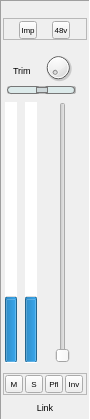
Old version of the form src/widgets/audiochannelfeaturewidget.ui in the repository dehnhardt/iconnconfig.
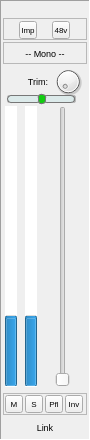
New version of the form. Icons and pictures are not drawn. Custom widgets are drawn as their Qt base class.

What changed in the file:
```diff
--- a/src/widgets/audiochannelfeaturewidget.ui
+++ b/src/widgets/audiochannelfeaturewidget.ui
@@ -7,7 +7,7 @@
     <x>0</x>
     <y>0</y>
     <width>90</width>
-    <height>420</height>
+    <height>440</height>
    </rect>
   </property>
   <property name="sizePolicy">
@@ -19,13 +19,13 @@
   <property name="minimumSize">
    <size>
     <width>90</width>
-    <height>420</height>
+    <height>440</height>
    </size>
   </property>
   <property name="maximumSize">
    <size>
     <width>90</width>
-    <height>420</height>
+    <height>440</height>
    </size>
   </property>
   <property name="windowTitle">
@@ -128,6 +128,9 @@
    </item>
    <item>
     <layout class="QVBoxLayout" name="verticalLayout">
+     <property name="spacing">
+      <number>2</number>
+     </property>
      <item>
       <widget class="QFrame" name="m_pFrmUpperMixerPanel">
        <property name="sizePolicy">
@@ -262,6 +265,66 @@
        </layout>
       </widget>
      </item>
+     <item>
+      <widget class="QFrame" name="m_pFrmUpperMixerPanel2">
+       <property name="sizePolicy">
+        <sizepolicy hsizetype="Expanding" vsizetype="Fixed">
+         <horstretch>0</horstretch>
+         <verstretch>0</verstretch>
+        </sizepolicy>
+       </property>
+       <property name="minimumSize">
+        <size>
+         <width>76</width>
+         <height>22</height>
+        </size>
+       </property>
+       <property name="maximumSize">
+        <size>
+         <width>100</width>
+         <height>22</height>
+        </size>
+       </property>
+       <property name="font">
+        <font>
+         <pointsize>7</pointsize>
+        </font>
+       </property>
+       <property name="frameShape">
+        <enum>QFrame::StyledPanel</enum>
+       </property>
+       <property name="frameShadow">
+        <enum>QFrame::Raised</enum>
+       </property>
+       <layout class="QHBoxLayout" name="horizontalLayout_4">
+        <property name="spacing">
+         <number>2</number>
+        </property>
+        <property name="leftMargin">
+         <number>2</number>
+        </property>
+        <property name="topMargin">
+         <number>2</number>
+        </property>
+        <property name="rightMargin">
+         <number>2</number>
+        </property>
+        <property name="bottomMargin">
+         <number>2</number>
+        </property>
+        <item>
+         <widget class="QLabel" name="m_pLblConnection2">
+          <property name="text">
+           <string notr="true">-- Mono --</string>
+          </property>
+          <property name="alignment">
+           <set>Qt::AlignCenter</set>
+          </property>
+         </widget>
+        </item>
+       </layout>
+      </widget>
+     </item>
      <item alignment="Qt::AlignLeft">
       <widget class="QFrame" name="m_pFrmVolume">
        <property name="sizePolicy">
@@ -288,10 +351,10 @@
        <widget class="QLabel" name="m_plblTrimPan">
         <property name="geometry">
          <rect>
-          <x>10</x>
-          <y>20</y>
-          <width>22</width>
-          <height>16</height>
+          <x>5</x>
+          <y>5</y>
+          <width>40</width>
+          <height>21</height>
          </rect>
         </property>
         <property name="sizePolicy">
@@ -300,9 +363,15 @@
           <verstretch>0</verstretch>
          </sizepolicy>
         </property>
+        <property name="minimumSize">
+         <size>
+          <width>40</width>
+          <height>0</height>
+         </size>
+        </property>
         <property name="maximumSize">
          <size>
-          <width>30</width>
+          <width>40</width>
           <height>16777215</height>
          </size>
         </property>
@@ -312,16 +381,22 @@
          </font>
         </property>
         <property name="text">
-         <string>Trim</string>
+         <string>Trim:</string>
+        </property>
+        <property name="alignment">
+         <set>Qt::AlignRight|Qt::AlignTrailing|Qt::AlignVCenter</set>
+        </property>
+        <property name="wordWrap">
+         <bool>true</bool>
         </property>
        </widget>
        <widget class="PKSlider" name="m_pSlideVolume">
         <property name="geometry">
          <rect>
           <x>40</x>
-          <y>60</y>
+          <y>40</y>
           <width>40</width>
-          <height>261</height>
+          <height>281</height>
          </rect>
         </property>
         <property name="sizePolicy">
@@ -361,8 +436,8 @@
        <widget class="QDial" name="m_pDial">
         <property name="geometry">
          <rect>
-          <x>40</x>
-          <y>10</y>
+          <x>50</x>
+          <y>0</y>
           <width>30</width>
           <height>31</height>
          </rect>
@@ -387,9 +462,9 @@
         <property name="geometry">
          <rect>
           <x>0</x>
-          <y>60</y>
+          <y>40</y>
           <width>37</width>
-          <height>261</height>
+          <height>281</height>
          </rect>
         </property>
         <layout class="QHBoxLayout" name="horizontalLayout">
@@ -480,7 +555,7 @@
         <property name="geometry">
          <rect>
           <x>4</x>
-          <y>40</y>
+          <y>25</y>
           <width>70</width>
           <height>16</height>
          </rect>
@@ -509,12 +584,13 @@
   margin-right: 2px;
 }
 QSlider::handle:horizontal {
-  background: #ced7d9;
+  background: #11CC11;
   border: 1px solid #777;
-  width: 10px;
-  margin-right: -2px;
-  margin-left: -2px;
-  border-radius: 4px;
+  width: 6px;
+  height: 10px;
+  margin-top: -2px;
+  margin-bottom: -2px;
+  border-radius: 3px;
 }
 </string>
         </property>
```
Left out of the diff: 3 changed lines with no effect on the pictures.
